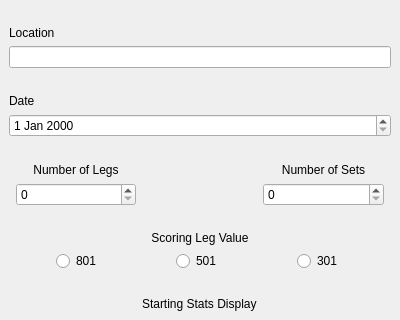
Before: the Qt Designer form dartboard/views/StartGameConfiguration.ui in Jedimaster4559/CS499-DartBoard, drawn with Qt 5; both pictures show x 0 to 400 and y 138 to 458 of the 400 by 600 pixel window.
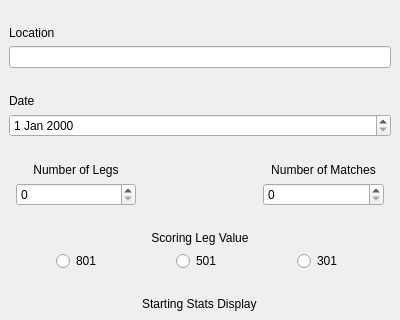
After: the same form once the commit is applied.

Commit message: Fixed labels from saying "Sets" to "Matches

```diff
--- a/dartboard/views/StartGameConfiguration.ui
+++ b/dartboard/views/StartGameConfiguration.ui
@@ -176,7 +176,7 @@
     <item row="8" column="4" colspan="2">
      <widget class="QLabel" name="label_5">
       <property name="text">
-       <string>Number of Sets</string>
+       <string>Number of Matches</string>
       </property>
       <property name="alignment">
        <set>Qt::AlignBottom|Qt::AlignHCenter</set>
```
The commit also changes 5 other files.
